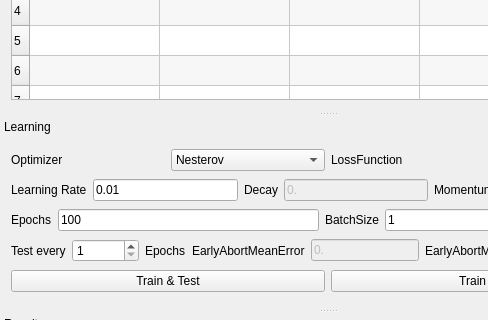
The window that src/DNNLab/mainwindow.ui (edeforas/BeeDNN) describes before a commit, drawn with Qt 5; both pictures show x 0 to 488 and y 325 to 645 of the 1141 by 737 pixel window.
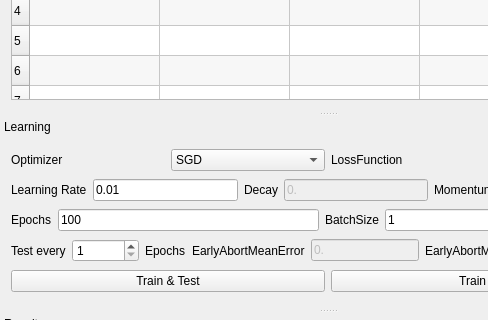
The same window after the commit.

Patch:
```diff
--- a/src/DNNLab/mainwindow.ui
+++ b/src/DNNLab/mainwindow.ui
@@ -579,7 +579,7 @@
        <item>
         <widget class="QComboBox" name="cbOptimizer">
          <property name="currentIndex">
-          <number>2</number>
+          <number>0</number>
          </property>
          <item>
           <property name="text">
```
Left out of the diff: 10 changed lines with no effect on the pictures.
